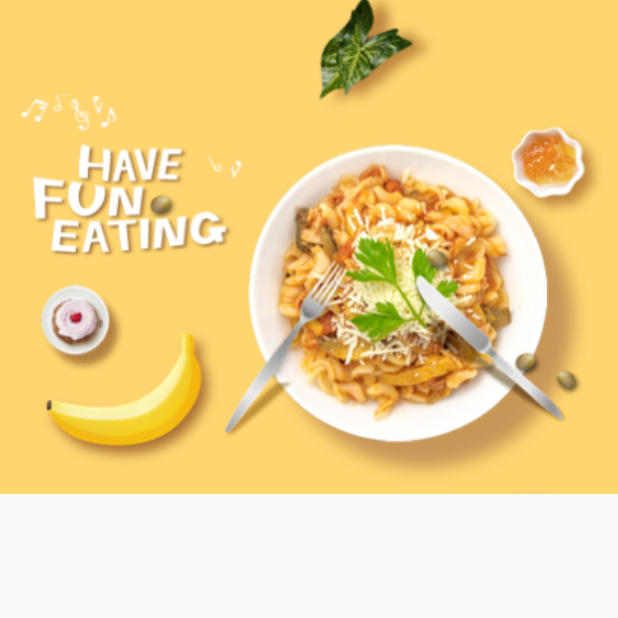
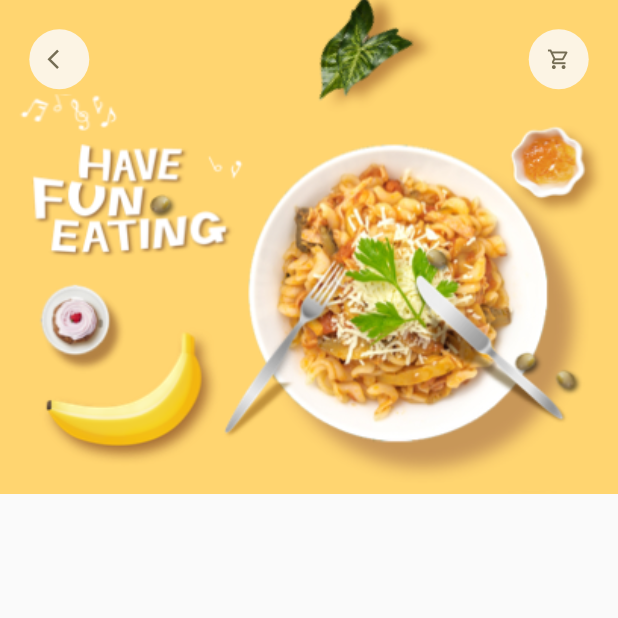
Before and after one commit to Johnosezele/food_delivery, a Flutter app: the screen it shows after launch, on a phone screen of 412 x 824 dp, the top half of it. Run offline on Flutter 3.47's test engine with Material 2 defaults, Android fonts, the phone set to English and light mode, and no system bars; our stand-ins replace dots_indicator, get.

Commit message:
completed app_icon

```diff
--- a/lib/pages/food/popular_food_detail.dart
+++ b/lib/pages/food/popular_food_detail.dart
@@ -1,6 +1,8 @@
 import 'package:flutter/cupertino.dart';
 import 'package:flutter/material.dart';
 import 'package:food_delivery/utils/dimensions.dart';
+
+import '../../widgets/app_icon.dart';
 
 class PopularFoodDetails extends StatelessWidget {
   const PopularFoodDetails({Key? key}) : super(key: key);
@@ -24,10 +26,15 @@ class PopularFoodDetails extends StatelessWidget {
               )),
           //nav back & cart icon
           Positioned(
+            top: Dimensions.height20,
             left: Dimensions.width20,
             right: Dimensions.width20,
             child: Row(
-              children: [],
+              mainAxisAlignment: MainAxisAlignment.spaceBetween,
+              children: [
+                AppIcon(icon: Icons.arrow_back_ios),
+                AppIcon(icon: Icons.shopping_cart_outlined)
+              ],
             ),
           )
         ],
--- a/lib/utils/dimensions.dart
+++ b/lib/utils/dimensions.dart
@@ -37,6 +37,8 @@ class Dimensions {
 //icons size
   static double iconSize24 =
       screenHeight / 35.17; //844/24 24is default iconSize
+  static double iconSize16 =
+      screenHeight / 52.75;
 
   //listView size
   static double listViewImgSize =
--- a/lib/widgets/app_icon.dart
+++ b/lib/widgets/app_icon.dart
@@ -1,4 +1,6 @@
 import 'package:flutter/cupertino.dart';
+
+import '../utils/dimensions.dart';
 
 class AppIcon extends StatelessWidget {
   final IconData icon;
@@ -15,6 +17,18 @@ class AppIcon extends StatelessWidget {
 
   @override
   Widget build(BuildContext context) {
-    return Container();
+    return Container(
+      width: size,
+      height: size,
+      decoration: BoxDecoration(
+        borderRadius: BorderRadius.circular(size/2),
+        color: backgroundColor
+      ),
+      child: Icon(
+          icon,
+        color: iconColor,
+        size: Dimensions.iconSize16,
+      ),
+    );
   }
 }
```
